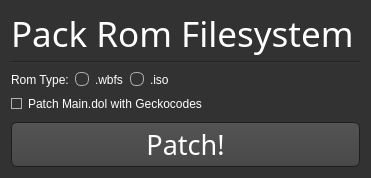
Qt form templates/pack_rom.ui (BenjaminHalko/WiiMusicEditorPlus) before a commit.
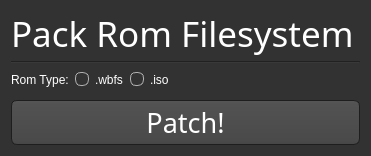
The same form after that commit. Icons and pictures are not drawn.

```diff
--- a/templates/pack_rom.ui
+++ b/templates/pack_rom.ui
@@ -10,7 +10,7 @@
     <x>0</x>
     <y>0</y>
     <width>371</width>
-    <height>178</height>
+    <height>156</height>
    </rect>
   </property>
   <property name="windowTitle">
@@ -562,16 +562,6 @@
      </item>
     </layout>
    </item>
-   <item>
-    <widget class="QCheckBox" name="PatchMainDolCheckbox">
-     <property name="text">
-      <string>Patch Main.dol with Geckocodes</string>
-     </property>
-     <property name="checked">
-      <bool>true</bool>
-     </property>
-    </widget>
-   </item>
    <item>
     <spacer name="verticalSpacer">
      <property name="orientation">
```
